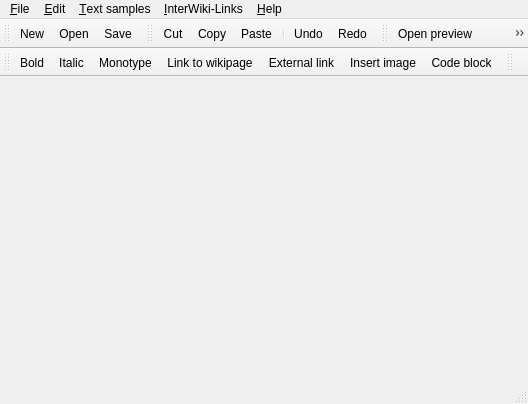
First picture: the form in CInyokaEdit.ui, repository inyokaproject/inyokaedit, before the edit.
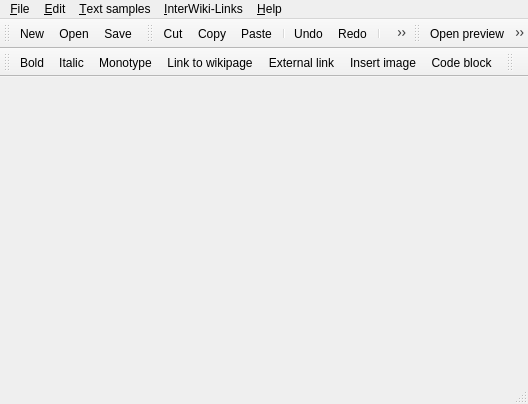
Second picture: the form after the edit. Icons and pictures are not drawn.

Commit message: Added hunspell-based spell checker

What changed in the file:
```diff
--- a/CInyokaEdit.ui
+++ b/CInyokaEdit.ui
@@ -200,6 +200,8 @@
    <addaction name="separator"/>
    <addaction name="undoAct"/>
    <addaction name="redoAct"/>
+   <addaction name="separator"/>
+   <addaction name="spellCheckerAct"/>
   </widget>
   <widget class="QToolBar" name="previewDlBar">
    <property name="windowTitle">
@@ -743,6 +745,18 @@
     <string>Insert &quot;Third-party software warning&quot; sample - Only for software which is installed completly without package repositories</string>
    </property>
   </action>
+  <action name="spellCheckerAct">
+   <property name="icon">
+    <iconset resource="inyokaeditresources.qrc">
+     <normaloff>:/images/spellchecker.png</normaloff>:/images/spellchecker.png</iconset>
+   </property>
+   <property name="text">
+    <string>Spell checker</string>
+   </property>
+   <property name="toolTip">
+    <string>Spell checker</string>
+   </property>
+  </action>
  </widget>
  <layoutdefault spacing="6" margin="11"/>
  <resources>
```
The commit also changes 18 other files.
